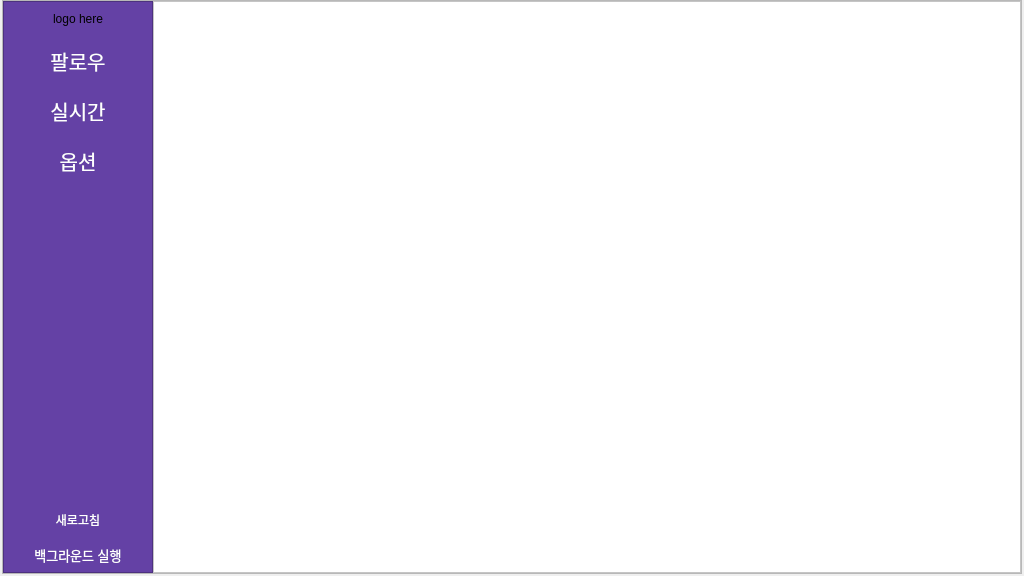
Old version of the form widget/main.ui in the repository JadenChoi2k/twitch-noti-py.
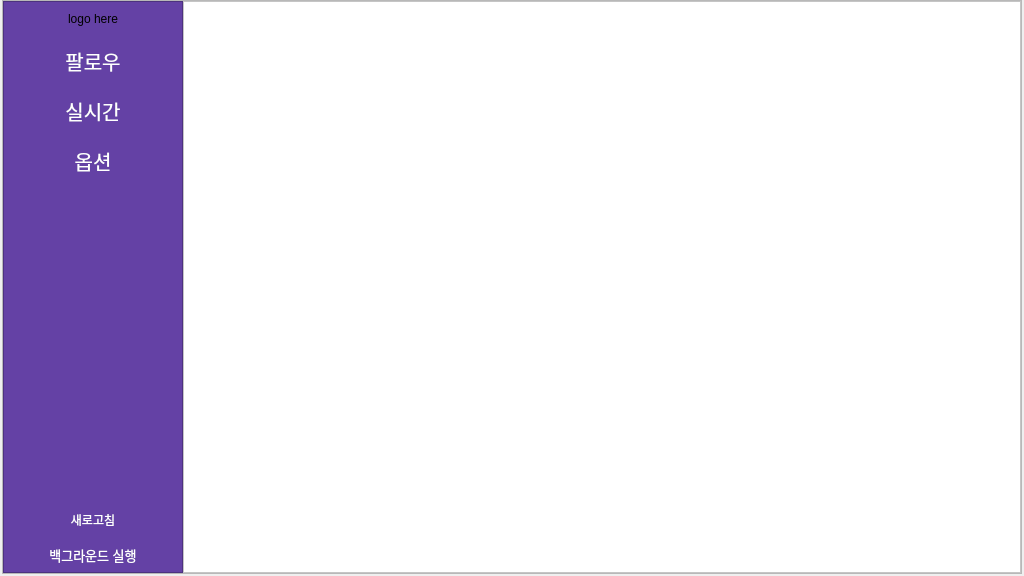
New version of the form.

```diff
--- a/widget/main.ui
+++ b/widget/main.ui
@@ -392,13 +392,13 @@
             <widget class="QFrame" name="left_nav">
              <property name="minimumSize">
               <size>
-               <width>150</width>
+               <width>180</width>
                <height>0</height>
               </size>
              </property>
              <property name="maximumSize">
               <size>
-               <width>150</width>
+               <width>180</width>
                <height>16777215</height>
               </size>
              </property>
@@ -430,7 +430,7 @@
               <property name="bottomMargin">
                <number>0</number>
               </property>
-              <item>
+              <item alignment="Qt::AlignHCenter">
                <widget class="QLabel" name="lbl_nav_logo">
                 <property name="sizePolicy">
                  <sizepolicy hsizetype="Expanding" vsizetype="Fixed">
@@ -454,6 +454,12 @@
               </item>
               <item>
                <widget class="QPushButton" name="btn_followed">
+                <property name="sizePolicy">
+                 <sizepolicy hsizetype="Expanding" vsizetype="Fixed">
+                  <horstretch>0</horstretch>
+                  <verstretch>0</verstretch>
+                 </sizepolicy>
+                </property>
                 <property name="minimumSize">
                  <size>
                   <width>0</width>
@@ -518,6 +524,12 @@
               </item>
               <item>
                <widget class="QPushButton" name="btn_option">
+                <property name="sizePolicy">
+                 <sizepolicy hsizetype="Expanding" vsizetype="Fixed">
+                  <horstretch>0</horstretch>
+                  <verstretch>0</verstretch>
+                 </sizepolicy>
+                </property>
                 <property name="minimumSize">
                  <size>
                   <width>0</width>
@@ -560,6 +572,12 @@
               </item>
               <item>
                <widget class="QPushButton" name="btn_refresh">
+                <property name="sizePolicy">
+                 <sizepolicy hsizetype="Expanding" vsizetype="Fixed">
+                  <horstretch>0</horstretch>
+                  <verstretch>0</verstretch>
+                 </sizepolicy>
+                </property>
                 <property name="minimumSize">
                  <size>
                   <width>0</width>
@@ -668,8 +686,8 @@
                       <rect>
                        <x>0</x>
                        <y>0</y>
-                       <width>98</width>
-                       <height>28</height>
+                       <width>836</width>
+                       <height>570</height>
                       </rect>
                      </property>
                     </widget>
```
Left out of the diff: 8 changed lines with no effect on the pictures.
